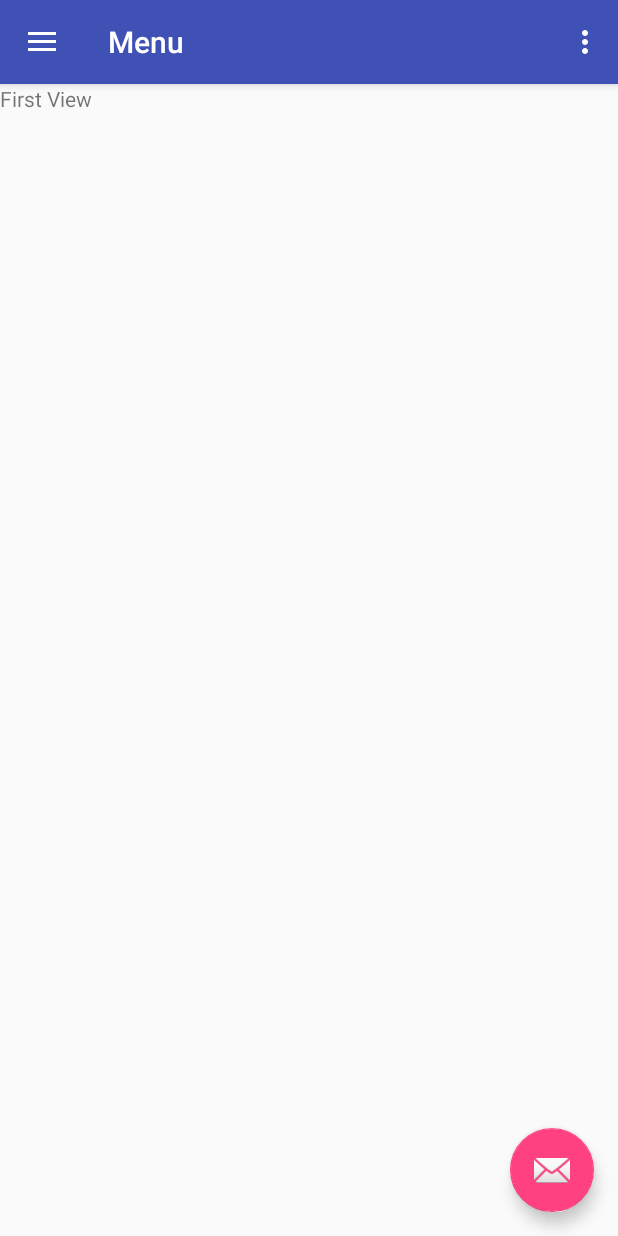
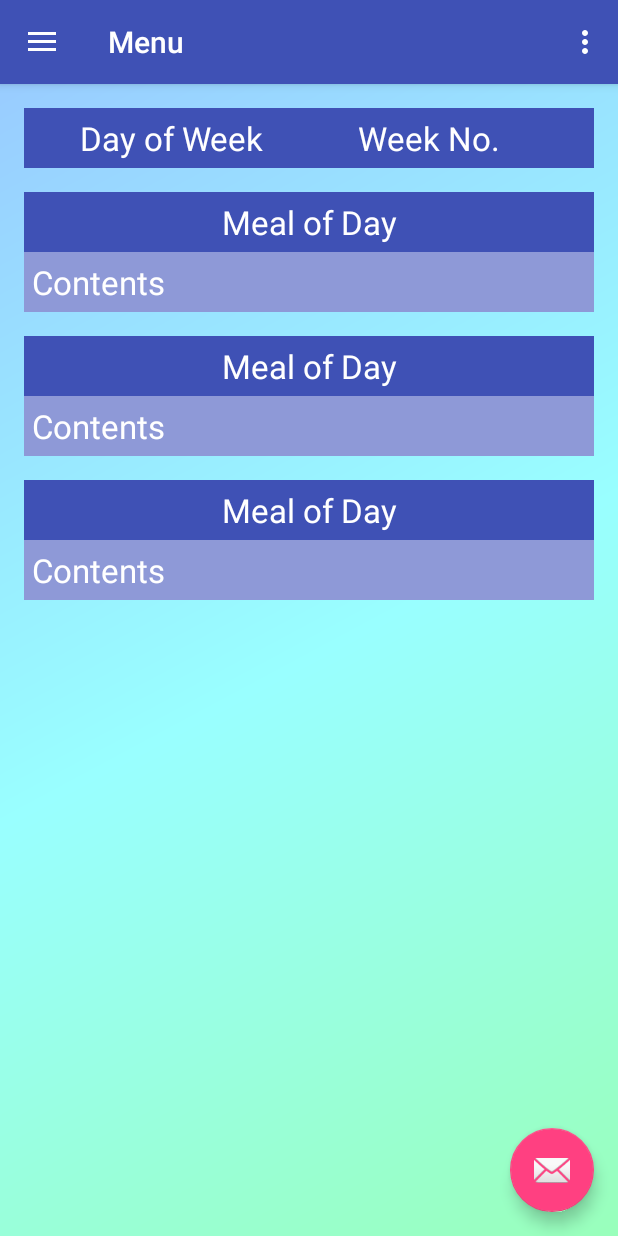
Before and after one commit to pandeod/KJSPMessMenu, an Android app: the screen it shows after launch (MainActivity), in the side drawer, after a tap on "Menu", on a phone screen of 412 x 824 dp. Run offline under Robolectric (Android 15) with nearby library versions, the phone set to English and light mode, and no system bars; 1 statement that could not run was skipped.

Commit message:
designed menu fragments

```diff
--- a/app/build.gradle
+++ b/app/build.gradle
@@ -24,6 +24,7 @@ dependencies {
     implementation 'com.android.support:design:26.1.0'
     implementation 'com.android.support.constraint:constraint-layout:1.0.2'
     implementation 'com.android.support:support-v4:26.1.0'
+    compile 'com.ToxicBakery.viewpager.transforms:view-pager-transforms:1.2.32@aar'
     testImplementation 'junit:junit:4.12'
     androidTestImplementation 'com.android.support.test:runner:1.0.1'
     androidTestImplementation 'com.android.support.test.espresso:espresso-core:3.0.1'
--- a/app/src/main/java/com/example/onkarpande/kjspmessmenu/MenuFragment.java
+++ b/app/src/main/java/com/example/onkarpande/kjspmessmenu/MenuFragment.java
@@ -8,6 +8,10 @@ import android.support.v4.view.ViewPager;
 import android.view.LayoutInflater;
 import android.view.View;
 import android.view.ViewGroup;
+
+import com.ToxicBakery.viewpager.transforms.AccordionTransformer;
+import com.ToxicBakery.viewpager.transforms.CubeInTransformer;
+import com.ToxicBakery.viewpager.transforms.RotateUpTransformer;
 
 
 /**
@@ -32,6 +36,7 @@ public class MenuFragment extends Fragment {
         ViewPager viewPager =result.findViewById(R.id.pager);
         ViewPagerAdapter pagerAdapter = new ViewPagerAdapter(getChildFragmentManager());
         viewPager.setAdapter(pagerAdapter);
+        viewPager.setPageTransformer(true, new AccordionTransformer());
 
         return result;
     }
--- /dev/null
+++ b/app/src/main/res/drawable/app_background.xml
@@ -0,0 +1,9 @@
+<shape xmlns:android="http://schemas.android.com/apk/res/android"
+    android:shape="rectangle">
+    <gradient
+        android:angle="135"
+        android:centerColor="#99ffff"
+        android:endColor="#99ccff"
+        android:startColor="#99ffbb"
+        android:type="linear" />
+</shape>
--- a/app/src/main/res/layout/menu_day1.xml
+++ b/app/src/main/res/layout/menu_day1.xml
@@ -1,10 +1,83 @@
 <?xml version="1.0" encoding="utf-8"?>
-<android.support.constraint.ConstraintLayout
-    xmlns:android="http://schemas.android.com/apk/res/android" android:layout_width="match_parent"
+<LinearLayout
+    android:background="@drawable/app_background"
+    xmlns:android="http://schemas.android.com/apk/res/android"
+    android:orientation="vertical"
+    android:layout_width="match_parent"
     android:layout_height="match_parent">
-    <TextView
-        android:text="First View"
+
+    <LinearLayout
+        style="@style/dayname_box"
         android:layout_width="match_parent"
-        android:layout_height="match_parent" />
+        android:layout_height="wrap_content">
 
-</android.support.constraint.ConstraintLayout>
+        <TextView
+            style="@style/dayname_content"
+            android:layout_width="185dp"
+            android:layout_height="match_parent"
+            android:text="Day of Week" />
+
+        <TextView
+            style="@style/dayname_content"
+            android:layout_width="158dp"
+            android:layout_height="match_parent"
+            android:text="Week No." />
+    </LinearLayout>
+
+    <LinearLayout
+        style="@style/meal_type_container"
+        android:layout_width="match_parent"
+        android:layout_height="wrap_content">
+
+        <TextView
+            style="@style/meal_type_header"
+            android:layout_width="match_parent"
+            android:layout_height="wrap_content"
+            android:text="Meal of Day" />
+
+        <TextView
+           style="@style/meal_content"
+            android:text="Contents"
+            android:layout_width="match_parent"
+            android:layout_height="wrap_content" />
+    </LinearLayout>
+
+    <LinearLayout
+        style="@style/meal_type_container"
+        android:layout_width="match_parent"
+        android:layout_height="wrap_content">
+
+        <TextView
+            style="@style/meal_type_header"
+            android:layout_width="match_parent"
+            android:layout_height="wrap_content"
+            android:text="Meal of Day" />
+
+        <TextView
+            style="@style/meal_content"
+            android:text="Contents"
+            android:layout_width="match_parent"
+            android:layout_height="wrap_content" />
+    </LinearLayout>
+
+    <LinearLayout
+        style="@style/meal_type_container"
+        android:layout_width="match_parent"
+        android:layout_height="wrap_content">
+
+        <TextView
+            style="@style/meal_type_header"
+            android:layout_width="match_parent"
+            android:layout_height="wrap_content"
+            android:text="Meal of Day" />
+
+        <TextView
+            style="@style/meal_content"
+            android:text="Contents"
+            android:layout_width="match_parent"
+            android:layout_height="wrap_content" />
+    </LinearLayout>
+
+
+
+</LinearLayout>
--- a/app/src/main/res/layout/menu_day2.xml
+++ b/app/src/main/res/layout/menu_day2.xml
@@ -1,5 +1,6 @@
 <?xml version="1.0" encoding="utf-8"?>
 <android.support.constraint.ConstraintLayout
+    android:background="#0000ff"
     xmlns:android="http://schemas.android.com/apk/res/android" android:layout_width="match_parent"
     android:layout_height="match_parent">
 
--- a/app/src/main/res/layout/menu_day3.xml
+++ b/app/src/main/res/layout/menu_day3.xml
@@ -2,6 +2,7 @@
     xmlns:tools="http://schemas.android.com/tools"
     android:layout_width="match_parent"
     android:layout_height="match_parent"
+    android:background="#ff0000"
     tools:context="com.example.onkarpande.kjspmessmenu.MenuDay3">
 
     <!-- TODO: Update blank fragment layout -->
--- a/app/src/main/res/layout/menu_day4.xml
+++ b/app/src/main/res/layout/menu_day4.xml
@@ -2,6 +2,7 @@
     xmlns:tools="http://schemas.android.com/tools"
     android:layout_width="match_parent"
     android:layout_height="match_parent"
+    android:background="#00ff00"
     tools:context="com.example.onkarpande.kjspmessmenu.MenuDay4">
 
     <!-- TODO: Update blank fragment layout -->
--- a/app/src/main/res/layout/menu_day5.xml
+++ b/app/src/main/res/layout/menu_day5.xml
@@ -2,6 +2,7 @@
     xmlns:tools="http://schemas.android.com/tools"
     android:layout_width="match_parent"
     android:layout_height="match_parent"
+    android:background="#0000ff"
     tools:context="com.example.onkarpande.kjspmessmenu.MenuDay5">
 
     <!-- TODO: Update blank fragment layout -->
--- a/app/src/main/res/layout/menu_day6.xml
+++ b/app/src/main/res/layout/menu_day6.xml
@@ -2,6 +2,7 @@
     xmlns:tools="http://schemas.android.com/tools"
     android:layout_width="match_parent"
     android:layout_height="match_parent"
+    android:background="#ff0000"
     tools:context="com.example.onkarpande.kjspmessmenu.MenuDay6">
 
     <!-- TODO: Update blank fragment layout -->
--- a/app/src/main/res/layout/menu_day7.xml
+++ b/app/src/main/res/layout/menu_day7.xml
@@ -2,9 +2,11 @@
     xmlns:tools="http://schemas.android.com/tools"
     android:layout_width="match_parent"
     android:layout_height="match_parent"
+    android:background="#01ff00"
     tools:context="com.example.onkarpande.kjspmessmenu.MenuDay7">
 
     <!-- TODO: Update blank fragment layout -->
+
     <TextView
         android:layout_width="match_parent"
         android:layout_height="match_parent"
--- a/app/src/main/res/values/styles.xml
+++ b/app/src/main/res/values/styles.xml
@@ -13,6 +13,49 @@
         <item name="windowNoTitle">true</item>
     </style>
 
+    <style name="dayname_box">
+        <item name="android:layout_marginTop">16dp</item>
+        <item name="android:layout_marginLeft">16dp</item>
+        <item name="android:layout_marginRight">16dp</item>
+        <item name="android:layout_marginBottom">0dp</item>
+        <item name="android:padding">5dp</item>
+        <item name="android:background">@color/colorPrimary</item>
+        <item name="android:orientation">horizontal</item>
+    </style>
+
+    <style name="meal_type_container">
+        <item name="android:layout_marginTop">16dp</item>
+        <item name="android:layout_marginLeft">16dp</item>
+        <item name="android:layout_marginRight">16dp</item>
+        <item name="android:layout_marginBottom">0dp</item>
+        <item name="android:background">#8e99d7</item>
+        <item name="android:orientation">vertical</item>
+    </style>
+
+    <style name="dayname_content">
+        <item name="android:background">@color/colorPrimary</item>
+        <item name="android:textColor">#ffffff</item>
+        <item name="android:fontFamily">sans-serif</item>
+        <item name="android:textSize">22sp</item>
+        <item name="android:textAlignment">center</item>
+    </style>
+
+    <style name="meal_type_header">
+        <item name="android:padding">5dp</item>
+        <item name="android:background">@color/colorPrimary</item>
+        <item name="android:textColor">#ffffff</item>
+        <item name="android:fontFamily">sans-serif</item>
+        <item name="android:textSize">22sp</item>
+        <item name="android:textAlignment">center</item>
+    </style>
+
+    <style name="meal_content">
+        <item name="android:padding">5dp</item>
+        <item name="android:textColor">#ffffff</item>
+        <item name="android:fontFamily">sans-serif</item>
+        <item name="android:textSize">22sp</item>
+    </style>
+
     <style name="AppTheme.AppBarOverlay" parent="ThemeOverlay.AppCompat.Dark.ActionBar" />
 
     <style name="AppTheme.PopupOverlay" parent="ThemeOverlay.AppCompat.Light" />
```
Also changed, not shown: app/src/main/res/xml/pref_data_sync.xml (deleted, +0 -21 lines), app/src/main/res/xml/pref_general.xml (deleted, +0 -33 lines), app/src/main/res/xml/pref_headers.xml (deleted, +0 -20 lines), app/src/main/res/xml/pref_notification.xml (deleted, +0 -27 lines).
